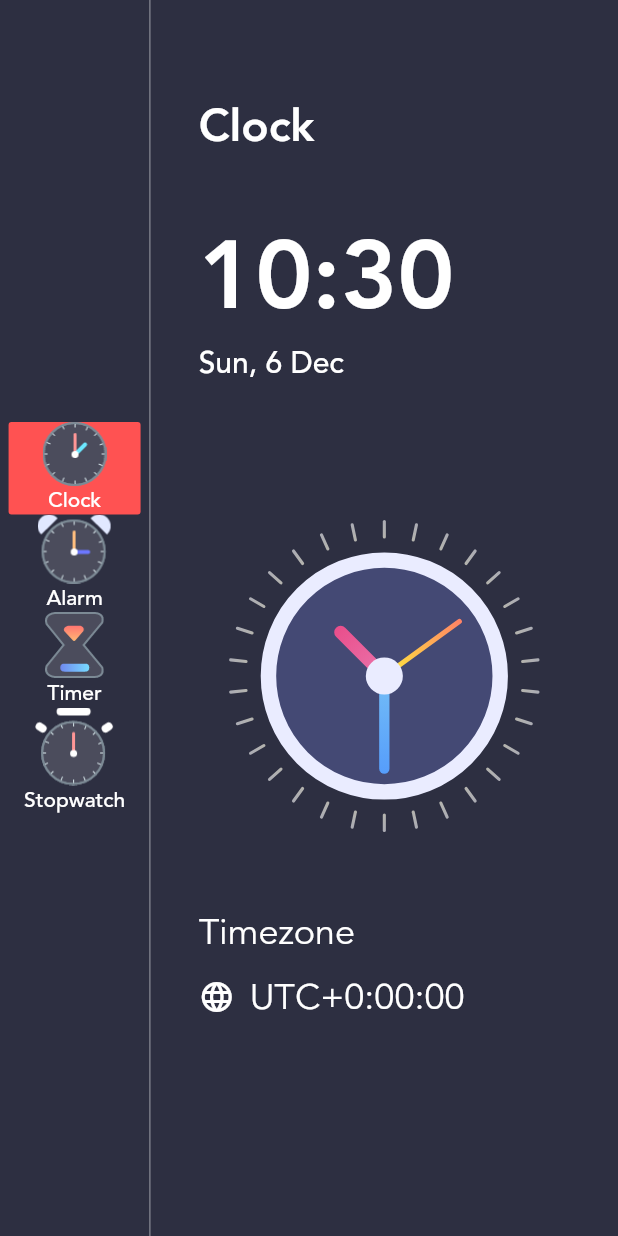
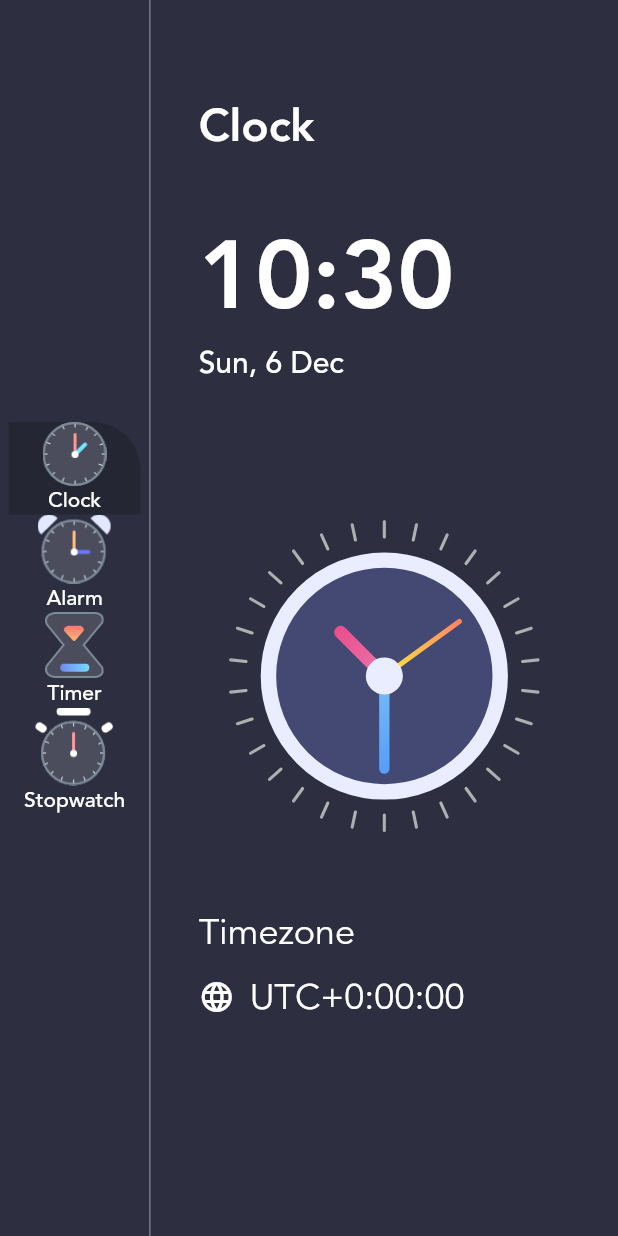
Before and after one commit to satyendrasingh8/Counter-Clock, a Flutter app: the screen it shows after launch, after a tap on "Clock", on a phone screen of 412 x 824 dp. Run offline on Flutter 3.47's test engine with Material 2 defaults, Android fonts, the phone set to English and light mode, and no system bars.

```diff
--- /dev/null
+++ b/lib/data.dart
@@ -0,0 +1,9 @@
+import 'package:CountDown_Timer/enums.dart';
+import 'package:CountDown_Timer/menu_info.dart';
+
+List<MenuInfo> menuItems = [
+  MenuInfo(MenuType.clock,title: 'Clock',imageSource: 'assets/clock_icon.png'),
+   MenuInfo(MenuType.alarm,title: 'Alarm',imageSource: 'assets/alarm_icon.png'),
+    MenuInfo(MenuType.timer,title: 'Timer',imageSource: 'assets/timer_icon.png'),
+     MenuInfo(MenuType.stopwatch,title: 'Stopwatch',imageSource: 'assets/stopwatch_icon.png')
+];
--- a/lib/homePage.dart
+++ b/lib/homePage.dart
@@ -1,6 +1,10 @@
 import 'package:CountDown_Timer/clock_view.dart';
+import 'package:CountDown_Timer/data.dart';
+import 'package:CountDown_Timer/enums.dart';
+import 'package:CountDown_Timer/menu_info.dart';
 import 'package:flutter/material.dart';
 import 'package:intl/intl.dart';
+import 'package:provider/provider.dart';
 
 class HomePage extends StatefulWidget {
   @override
@@ -24,19 +28,18 @@ class _HomePageState extends State<HomePage> {
         children: [
           Column(
               mainAxisAlignment: MainAxisAlignment.center,
-            children: [
-              buildMenuButton('Clock', 'assets/clock_icon.png'),
-              buildMenuButton('Alarm', 'assets/alarm_icon.png'),
-              buildMenuButton('Timer', 'assets/timer_icon.png'),
-              buildMenuButton('Stopwatch', 'assets/stopwatch_icon.png'),
-            ],
-          ),
+              children: menuItems
+                  .map((currentMenuInfo) => buildMenuButton(currentMenuInfo))
+                  .toList()),
           VerticalDivider(
             color: Colors.white54,
             width: 1,
           ),
           Expanded(
-            child: Container(
+            child: Consumer<MenuInfo>(
+              builder: (BuildContext context, MenuInfo value, Widget child) {
+                if (value.menuType != MenuType.clock) return Container();
+                return Container(
                   padding: EdgeInsets.symmetric(horizontal: 32, vertical: 64),
                   child: Column(
                     crossAxisAlignment: CrossAxisAlignment.start,
@@ -64,7 +67,6 @@ class _HomePageState extends State<HomePage> {
                                   fontFamily: 'avenir',
                                   fontWeight: FontWeight.w600,
                                   color: Colors.white,
-
                                   fontSize: 64),
                             ),
                             Text(
@@ -84,7 +86,7 @@ class _HomePageState extends State<HomePage> {
                           child: Align(
                               alignment: Alignment.center,
                               child: ClockView(
-                            size: MediaQuery.of(context).size.height/4,
+                                size: MediaQuery.of(context).size.height / 4,
                               ))),
                       Flexible(
                         flex: 2,
@@ -123,6 +125,8 @@ class _HomePageState extends State<HomePage> {
                       ),
                     ],
                   ),
+                );
+              },
             ),
           ),
         ],
@@ -130,23 +134,32 @@ class _HomePageState extends State<HomePage> {
     );
   }
 
-   Widget buildMenuButton(String title, String image) {
-    return  FlatButton(
-        color: title =='Clock' ? Colors.redAccent : Colors.transparent,
-          onPressed: () {},
+  Widget buildMenuButton(MenuInfo currentMenuInfo) {
+    return Consumer<MenuInfo>(
+        builder: (BuildContext context, MenuInfo value, Widget child) {
+      return FlatButton(
+          shape: RoundedRectangleBorder(
+              borderRadius: BorderRadius.only(topRight: Radius.circular(32))),
+          color: currentMenuInfo.menuType == value.menuType
+              ? Color(0xFF242634)
+              : Colors.transparent,
+          onPressed: () {
+            var menuInfo = Provider.of<MenuInfo>(context, listen: false);
+            menuInfo.updateMenu(currentMenuInfo);
+          },
           child: Column(
             children: [
               Image.asset(
-                image,
+                currentMenuInfo.imageSource,
                 scale: 1.5,
               ),
               Text(
-                title ?? '',
+                currentMenuInfo.title ?? '',
                 style: TextStyle(
                     fontFamily: 'avenir', color: Colors.white, fontSize: 14),
               ),
             ],
           ));
-
+    });
   }
 }
--- a/lib/main.dart
+++ b/lib/main.dart
@@ -1,5 +1,8 @@
+import 'package:CountDown_Timer/enums.dart';
 import 'package:CountDown_Timer/homePage.dart';
+import 'package:CountDown_Timer/menu_info.dart';
 import 'package:flutter/material.dart';
+import 'package:provider/provider.dart';
 
 void main() {
   runApp(MyApp());
@@ -10,7 +13,9 @@ class MyApp extends StatelessWidget {
   Widget build(BuildContext context) {
     return MaterialApp(
       debugShowCheckedModeBanner: false,
-      home: HomePage(),
+      home: ChangeNotifierProvider<MenuInfo>(
+        create: (context)=> MenuInfo(MenuType.clock),
+        child: HomePage()),
     );
   }
 }
--- a/lib/menu_info.dart
+++ b/lib/menu_info.dart
@@ -1,9 +1,18 @@
 import 'package:CountDown_Timer/enums.dart';
+import 'package:flutter/cupertino.dart';
+import 'package:flutter/foundation.dart';
 
-class MenuInfo {
+class MenuInfo extends ChangeNotifier {
   MenuType menuType;
   String title;
   String imageSource;
 
-  MenuInfo(this.menuType,{this.title,this.imageSource});
+  MenuInfo(this.menuType, {this.title, this.imageSource});
+
+  updateMenu(MenuInfo menuInfo) {
+    this.menuType = menuInfo.menuType;
+    this.title = menuInfo.title;
+    this.imageSource = menuInfo.imageSource;
+    notifyListeners();
+  }
 }
```
Lines whose indentation alone changed are shown as unchanged.
